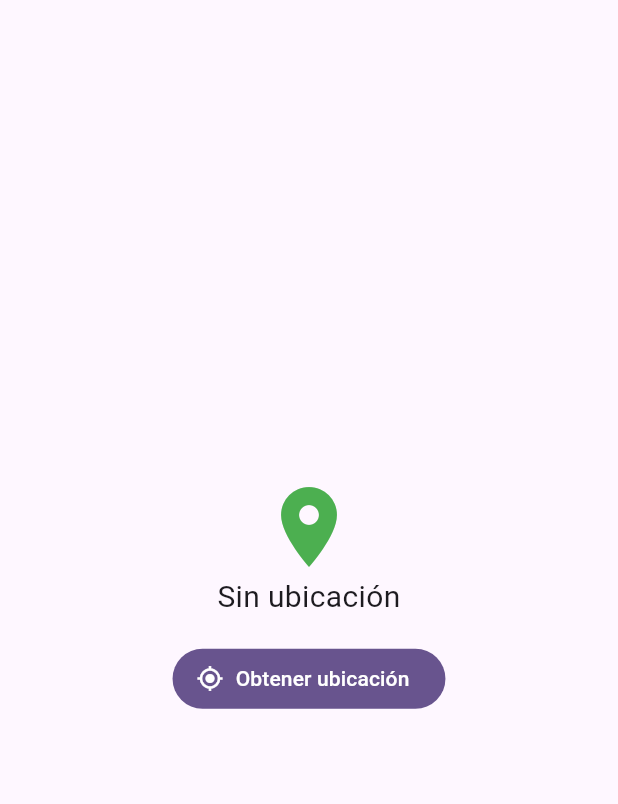
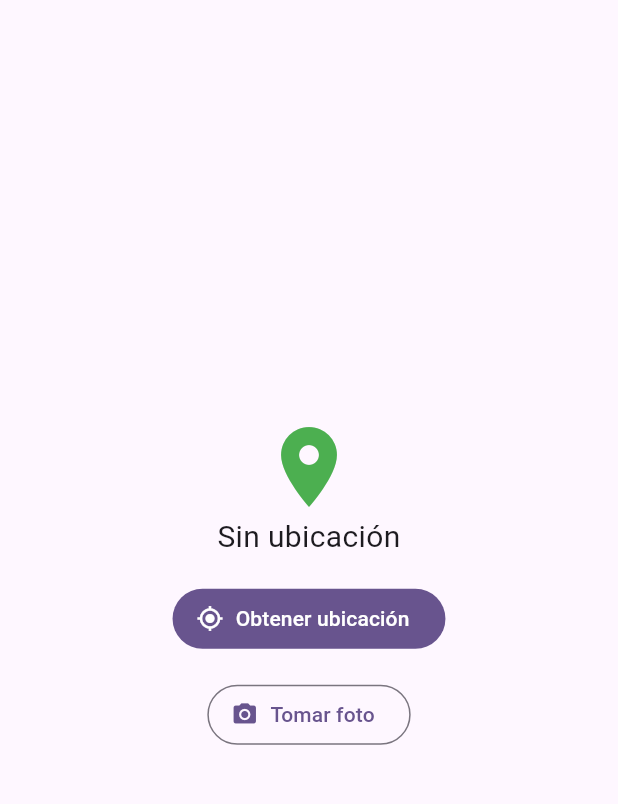
Before and after one commit to jralvarado3108/prog5-05112026-alvarado, a Flutter app: the screen it shows after launch, on a phone screen of 412 x 824 dp, the part 63-867 px from its top. Run offline on Flutter 3.47's test engine with Material 3 defaults, Android fonts, the phone set to English and light mode, and no system bars; our stand-ins replace geolocator, image_picker.

Commit message:
final semana 7

```diff
--- a/campo161126_app/lib/main.dart
+++ b/campo161126_app/lib/main.dart
@@ -1,5 +1,7 @@
 import 'package:flutter/material.dart';
 import 'package:geolocator/geolocator.dart';
+import 'dart:typed_data'; //permite guardar la foto como byte
+import 'package:image_picker/image_picker.dart'; //selector de imagen
 
 void main() {
   runApp(const MyApp());
@@ -29,6 +31,17 @@ class ReporteCampo extends StatefulWidget {
 
 class _ReporteCampoState extends State<ReporteCampo> {
   String _ubicacion = "Sin ubicación";
+  Uint8List? _foto;
+
+  Future<void> _tomarFoto() async {
+    final img = await ImagePicker().pickImage(
+      source: ImageSource.camera, //abrir la camara
+      maxWidth: 800,
+      );
+      if (img==null) return; //el usuario cancelo tomar la foto
+      final bytes = await img.readAsBytes();
+      setState(()=> _foto = bytes);
+  }
 
   Future<void> _obtenerUbicacion() async {
     var permiso = await Geolocator.checkPermission();
@@ -67,6 +80,17 @@ class _ReporteCampoState extends State<ReporteCampo> {
             icon: const Icon(Icons.gps_fixed),
             label: const Text('Obtener ubicación'),
             ),
+          const SizedBox (height: 16),
+          OutlinedButton.icon(
+            onPressed: _tomarFoto,
+            icon: const Icon(Icons.photo_camera),
+            label: const Text('Tomar foto'),
+            ),
+            const SizedBox(height: 16),
+            if(_foto!=null) Image.memory(_foto!, height: 200,), //esta linea indica que si hay una foto que se muestre
+
+
+
           ],
         ),
       ),
--- a/campo161126_app/pubspec.yaml
+++ b/campo161126_app/pubspec.yaml
@@ -35,6 +35,7 @@ dependencies:
   # Use with the CupertinoIcons class for iOS style icons.
   cupertino_icons: ^1.0.8
   geolocator: ^14.1.2
+  image_picker: ^1.2.4
 
 dev_dependencies:
   flutter_test:
```
Also changed, not shown: campo161126_app/pubspec.lock, 5 other files.
